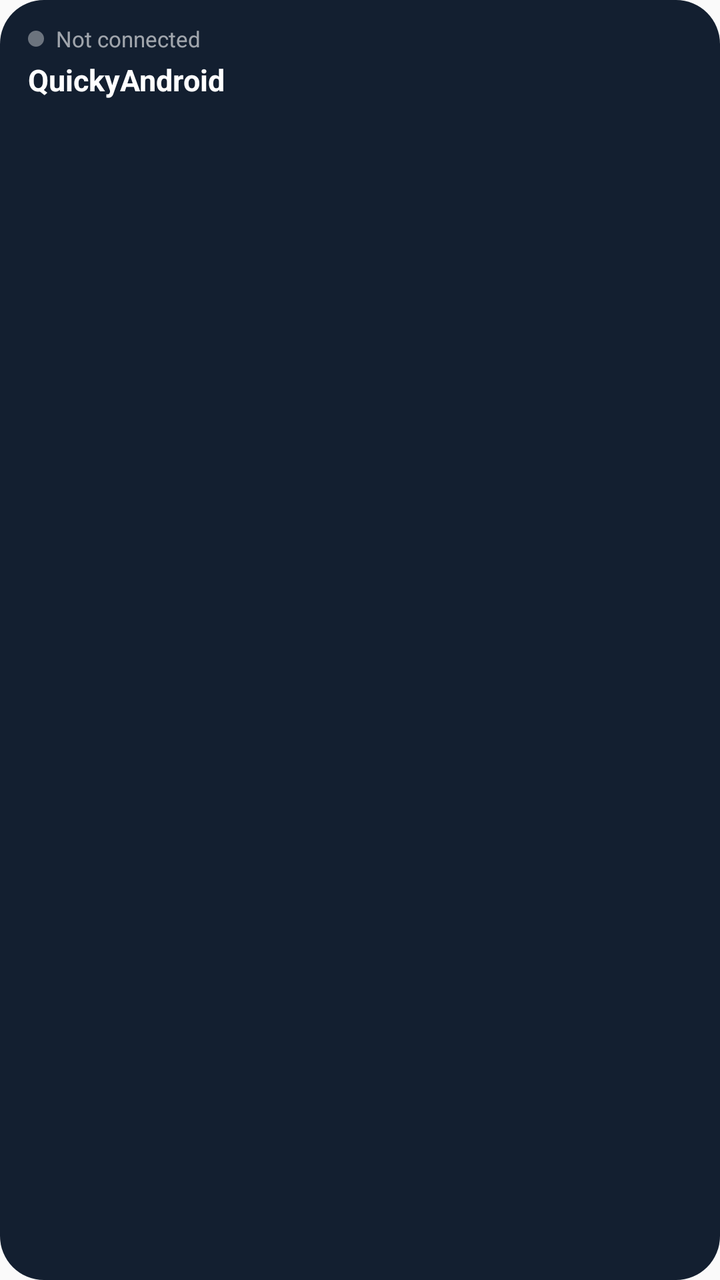
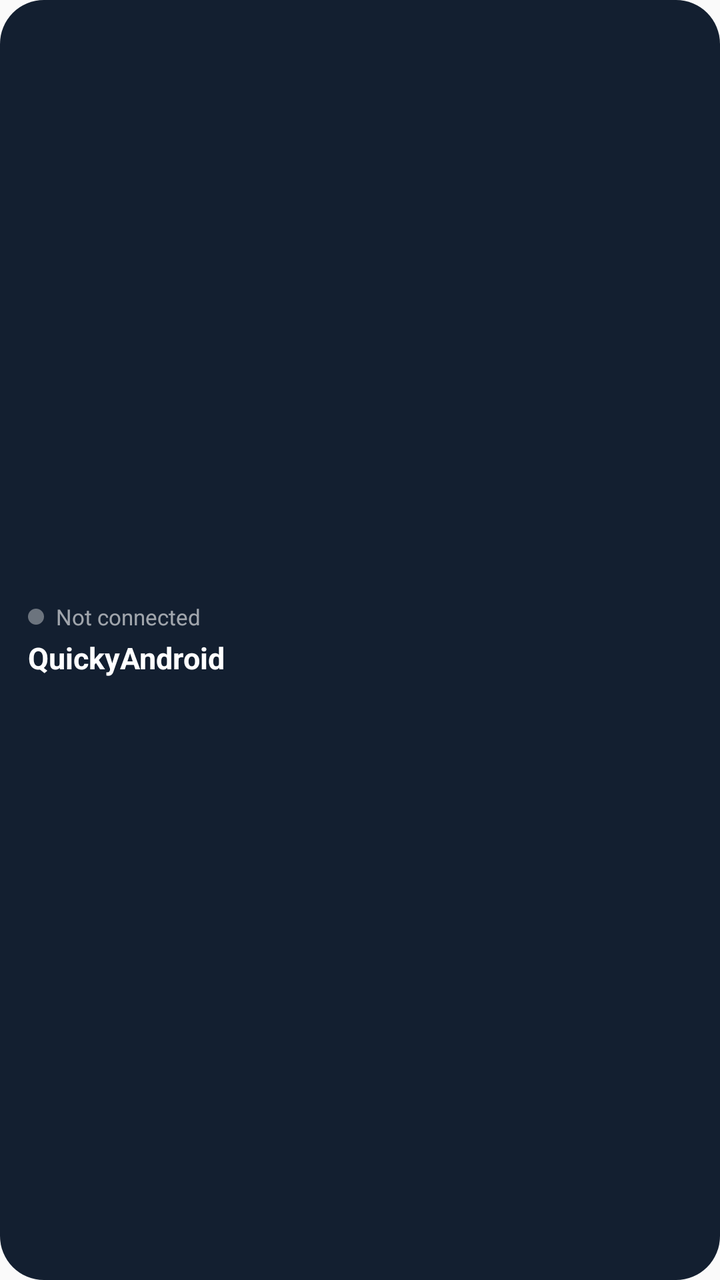

Two renders of the same Android screen: before a commit and after it. Below are the layout's source before the change and the commit's diff.
<!-- AndroidManifest.xml: application theme Theme.QuickyAndroid -->
<!-- res/layout/widget_device.xml -->
<?xml version="1.0" encoding="utf-8"?>
<LinearLayout xmlns:android="http://schemas.android.com/apk/res/android"
    android:id="@+id/widget_root"
    android:layout_width="match_parent"
    android:layout_height="match_parent"
    android:background="@drawable/widget_background"
    android:orientation="vertical"
    android:paddingStart="14dp"
    android:paddingTop="12dp"
    android:paddingEnd="14dp"
    android:paddingBottom="12dp">

    <LinearLayout
        android:layout_width="wrap_content"
        android:layout_height="wrap_content"
        android:gravity="center_vertical"
        android:orientation="horizontal">

        <ImageView
            android:id="@+id/widget_status_dot"
            android:layout_width="8dp"
            android:layout_height="8dp"
            android:src="@drawable/widget_dot_disconnected" />

        <TextView
            android:id="@+id/widget_status"
            android:layout_width="wrap_content"
            android:layout_height="wrap_content"
            android:layout_marginStart="6dp"
            android:maxLines="1"
            android:text="@string/widget_status_disconnected"
            android:textColor="@color/widget_text_secondary"
            android:textSize="11sp" />
    </LinearLayout>

    <TextView
        android:id="@+id/widget_device_name"
        android:layout_width="match_parent"
        android:layout_height="wrap_content"
        android:layout_marginTop="3dp"
        android:ellipsize="end"
        android:maxLines="1"
        android:text="@string/app_name"
        android:textColor="@color/widget_text_primary"
        android:textSize="15sp"
        android:textStyle="bold" />

    <LinearLayout
        android:id="@+id/widget_battery_row"
        android:layout_width="match_parent"
        android:layout_height="wrap_content"
        android:layout_marginTop="10dp"
        android:orientation="horizontal"
        android:visibility="gone">

        <LinearLayout
            android:layout_width="0dp"
            android:layout_height="wrap_content"
            android:layout_weight="1"
            android:orientation="vertical">

            <TextView
                android:layout_width="wrap_content"
                android:layout_height="wrap_content"
                android:text="@string/widget_label_left"
                android:textColor="@color/widget_text_secondary"
                android:textSize="10sp" />

            <ProgressBar
                android:id="@+id/widget_left_bar"
                style="?android:attr/progressBarStyleHorizontal"
                android:layout_width="match_parent"
                android:layout_height="6dp"
                android:layout_marginTop="3dp"
                android:max="100"
                android:progressDrawable="@drawable/widget_battery_progress" />

            <TextView
                android:id="@+id/widget_left_value"
                android:layout_width="wrap_content"
                android:layout_height="wrap_content"
                android:layout_marginTop="2dp"
                android:text="—"
                android:textColor="@color/widget_text_primary"
                android:textSize="12sp" />
        </LinearLayout>

        <LinearLayout
            android:layout_width="0dp"
            android:layout_height="wrap_content"
            android:layout_marginStart="12dp"
            android:layout_weight="1"
            android:orientation="vertical">

            <TextView
                android:layout_width="wrap_content"
                android:layout_height="wrap_content"
                android:text="@string/widget_label_right"
                android:textColor="@color/widget_text_secondary"
                android:textSize="10sp" />

            <ProgressBar
                android:id="@+id/widget_right_bar"
                style="?android:attr/progressBarStyleHorizontal"
                android:layout_width="match_parent"
                android:layout_height="6dp"
                android:layout_marginTop="3dp"
                android:max="100"
                android:progressDrawable="@drawable/widget_battery_progress" />

            <TextView
                android:id="@+id/widget_right_value"
                android:layout_width="wrap_content"
                android:layout_height="wrap_content"
                android:layout_marginTop="2dp"
                android:text="—"
                android:textColor="@color/widget_text_primary"
                android:textSize="12sp" />
        </LinearLayout>

        <LinearLayout
            android:layout_width="0dp"
            android:layout_height="wrap_content"
            android:layout_marginStart="12dp"
            android:layout_weight="1"
            android:orientation="vertical">

            <TextView
                android:layout_width="wrap_content"
                android:layout_height="wrap_content"
                android:text="@string/widget_label_case"
                android:textColor="@color/widget_text_secondary"
                android:textSize="10sp" />

            <ProgressBar
                android:id="@+id/widget_case_bar"
                style="?android:attr/progressBarStyleHorizontal"
                android:layout_width="match_parent"
                android:layout_height="6dp"
                android:layout_marginTop="3dp"
                android:max="100"
                android:progressDrawable="@drawable/widget_battery_progress" />

            <TextView
                android:id="@+id/widget_case_value"
                android:layout_width="wrap_content"
                android:layout_height="wrap_content"
                android:layout_marginTop="2dp"
                android:text="—"
                android:textColor="@color/widget_text_primary"
                android:textSize="12sp" />
        </LinearLayout>
    </LinearLayout>
</LinearLayout>
<!-- resources referenced by this layout -->
<resources>
  <color name="widget_text_primary">#FFFFFFFF</color>
  <color name="widget_text_secondary">#99FFFFFF</color>
  <!-- drawable widget_background (drawable) -->
  <?xml version="1.0" encoding="utf-8"?>
  <shape xmlns:android="http://schemas.android.com/apk/res/android"
      android:shape="rectangle">
      <corners android:radius="22dp" />
      <solid android:color="@color/widget_bg" />
  </shape>
  <!-- drawable widget_battery_progress (drawable) -->
  <?xml version="1.0" encoding="utf-8"?>
  <layer-list xmlns:android="http://schemas.android.com/apk/res/android">
      <item android:id="@android:id/background">
          <shape android:shape="rectangle">
              <corners android:radius="3dp" />
              <solid android:color="@color/widget_track" />
          </shape>
      </item>
      <item android:id="@android:id/progress">
          <clip>
              <shape android:shape="rectangle">
                  <corners android:radius="3dp" />
                  <solid android:color="@color/widget_accent" />
              </shape>
          </clip>
      </item>
  </layer-list>
  <!-- drawable widget_dot_disconnected (drawable) -->
  <?xml version="1.0" encoding="utf-8"?>
  <shape xmlns:android="http://schemas.android.com/apk/res/android"
      android:shape="oval">
      <solid android:color="@color/widget_dot_disconnected" />
  </shape>
  <string name="app_name">QuickyAndroid</string>
  <string name="widget_label_case">CASE</string>
  <string name="widget_label_left">LEFT</string>
  <string name="widget_label_right">RIGHT</string>
  <string name="widget_status_disconnected">Not connected</string>
  <style name="Theme.QuickyAndroid" parent="android:Theme.Material.Light.NoActionBar" />
  <color name="widget_bg">#F0051224</color>
  <color name="widget_track">#26FFFFFF</color>
  <color name="widget_accent">#FFD100</color>
  <color name="widget_dot_disconnected">#61FFFFFF</color>
</resources>

<!-- the commit's change to res/layout/widget_device.xml (unified diff, before → after) -->
@@ -4,6 +4,7 @@
     android:layout_width="match_parent"
     android:layout_height="match_parent"
     android:background="@drawable/widget_background"
+    android:gravity="center_vertical"
     android:orientation="vertical"
     android:paddingStart="14dp"
     android:paddingTop="12dp"
